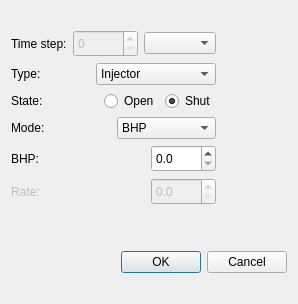
Kaneneal/FieldOptDriverGUI, file modwellcontrolsdialog.ui: the form before one commit.
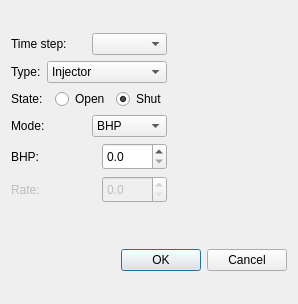
The form after the commit.

What changed in the file:
```diff
--- a/modwellcontrolsdialog.ui
+++ b/modwellcontrolsdialog.ui
@@ -29,25 +29,6 @@
              </property>
             </widget>
            </item>
-           <item>
-            <widget class="QSpinBox" name="mWellControlTimeStepSpinBox">
-             <property name="enabled">
-              <bool>false</bool>
-             </property>
-             <property name="minimumSize">
-              <size>
-               <width>65</width>
-               <height>27</height>
-              </size>
-             </property>
-             <property name="maximumSize">
-              <size>
-               <width>65</width>
-               <height>27</height>
-              </size>
-             </property>
-            </widget>
-           </item>
            <item>
             <widget class="QComboBox" name="comboBox"/>
            </item>
```
